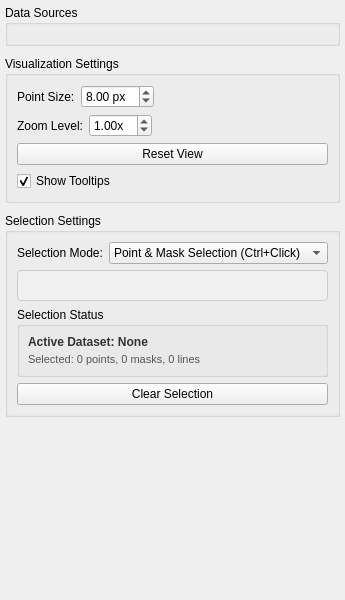
Qt form src/WhiskerToolbox/Analysis_Dashboard/Widgets/SpatialOverlayPlotWidget/SpatialOverlayPlotPropertiesWidget.ui (paulmthompson/WhiskerToolbox) before a commit.
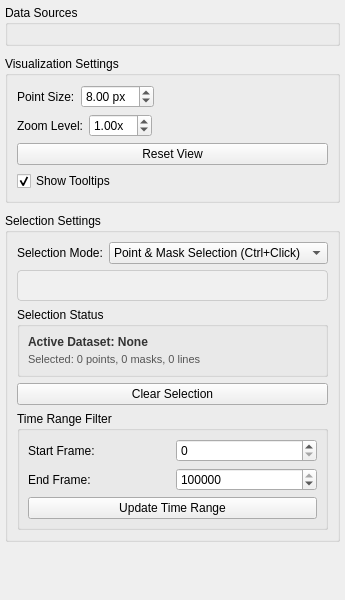
The same form after that commit. Custom widgets are drawn as their Qt base class.

Commit message: Can narrow in on time frame range for line data

The edit to the form file:
```diff
--- a/src/WhiskerToolbox/Analysis_Dashboard/Widgets/SpatialOverlayPlotWidget/SpatialOverlayPlotPropertiesWidget.ui
+++ b/src/WhiskerToolbox/Analysis_Dashboard/Widgets/SpatialOverlayPlotWidget/SpatialOverlayPlotPropertiesWidget.ui
@@ -309,6 +309,97 @@
         </property>
        </widget>
       </item>
+      <item>
+       <widget class="QGroupBox" name="time_range_group">
+        <property name="title">
+         <string>Time Range Filter</string>
+        </property>
+        <property name="maximumHeight">
+         <number>120</number>
+        </property>
+        <layout class="QVBoxLayout" name="time_range_layout">
+         <property name="spacing">
+          <number>6</number>
+         </property>
+         <property name="leftMargin">
+          <number>8</number>
+         </property>
+         <property name="topMargin">
+          <number>8</number>
+         </property>
+         <property name="rightMargin">
+          <number>8</number>
+         </property>
+         <property name="bottomMargin">
+          <number>8</number>
+         </property>
+         <item>
+          <layout class="QHBoxLayout" name="start_frame_layout">
+           <item>
+            <widget class="QLabel" name="start_frame_label">
+             <property name="text">
+              <string>Start Frame:</string>
+             </property>
+             <property name="minimumWidth">
+              <number>80</number>
+             </property>
+            </widget>
+           </item>
+           <item>
+            <widget class="QSpinBox" name="start_frame_spinbox">
+             <property name="minimum">
+              <number>0</number>
+             </property>
+             <property name="maximum">
+              <number>999999</number>
+             </property>
+             <property name="value">
+              <number>0</number>
+             </property>
+            </widget>
+           </item>
+          </layout>
+         </item>
+         <item>
+          <layout class="QHBoxLayout" name="end_frame_layout">
+           <item>
+            <widget class="QLabel" name="end_frame_label">
+             <property name="text">
+              <string>End Frame:</string>
+             </property>
+             <property name="minimumWidth">
+              <number>80</number>
+             </property>
+            </widget>
+           </item>
+           <item>
+            <widget class="QSpinBox" name="end_frame_spinbox">
+             <property name="minimum">
+              <number>0</number>
+             </property>
+             <property name="maximum">
+              <number>999999</number>
+             </property>
+             <property name="value">
+              <number>999999</number>
+             </property>
+            </widget>
+           </item>
+          </layout>
+         </item>
+         <item>
+          <widget class="QPushButton" name="update_time_range_button">
+           <property name="text">
+            <string>Update Time Range</string>
+           </property>
+           <property name="maximumWidth">
+            <number>150</number>
+           </property>
+          </widget>
+         </item>
+        </layout>
+       </widget>
+      </item>
      </layout>
     </widget>
    </item>
```
The commit also changes 6 other files.
